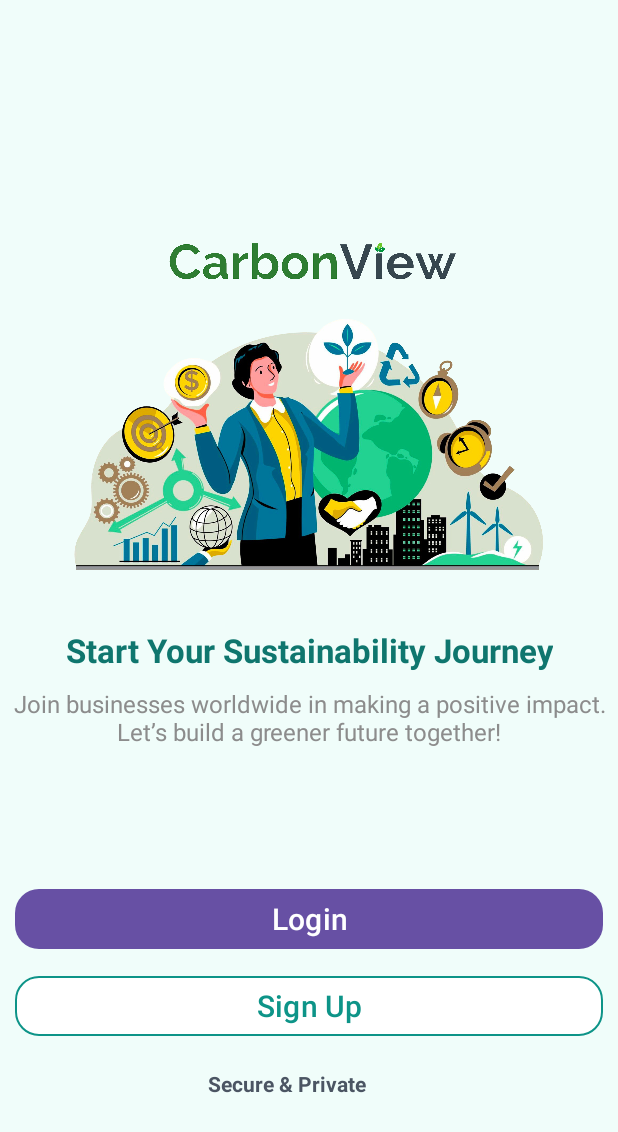
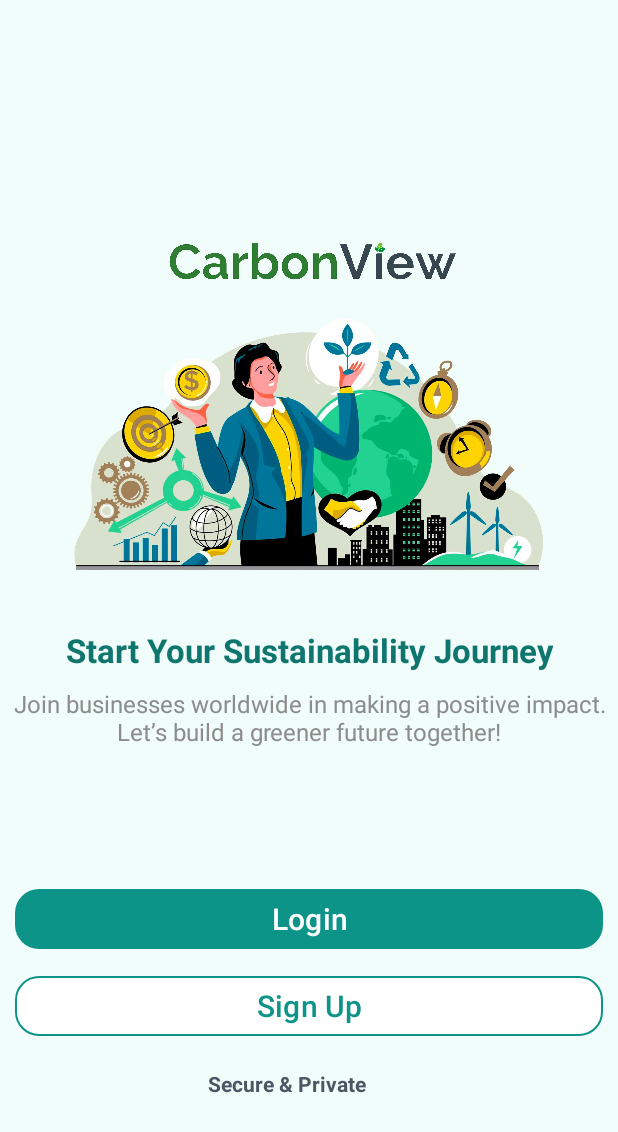
Before and after one commit to vishal-bhutekar21/Odoo_hackathon-Carbon-Footprint-Tracker_49, an Android app: the GetStartedActivity screen opened directly, with no data from a screen before it, on a phone screen of 412 x 824 dp. Shown: the top 1132 px of the screen. Run offline under Robolectric (Android 15) with nearby library versions, the light colour scheme and no system bars.

Commit message:
added new files

```diff
--- a/app/src/main/res/values/themes.xml
+++ b/app/src/main/res/values/themes.xml
@@ -22,7 +22,11 @@
     </style>
     <!-- Base application theme. -->
     <style name="Base.Theme.AgeWellSuper" parent="Theme.Material3.DayNight.NoActionBar">
-        <!-- Customize your light theme here. -->
-        <!-- <item name="colorPrimary">@color/my_light_primary</item> -->
+        <item name="colorPrimary">#0D9488</item>
+        <item name="windowNoTitle">true</item>
+        <item name="windowActionBar">false</item>
+        <item name="android:statusBarColor">@android:color/white</item>
+        <item name="android:windowLightStatusBar">true</item> <!-- This line makes status bar icons dark -->
+
     </style>
 </resources>
```
